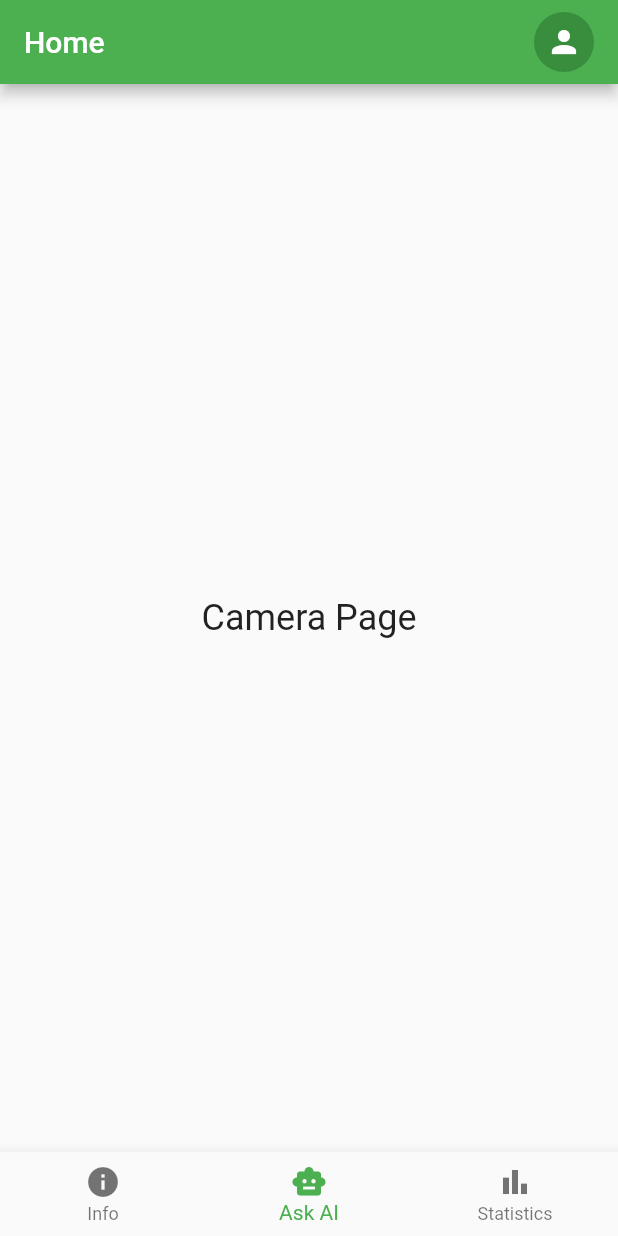
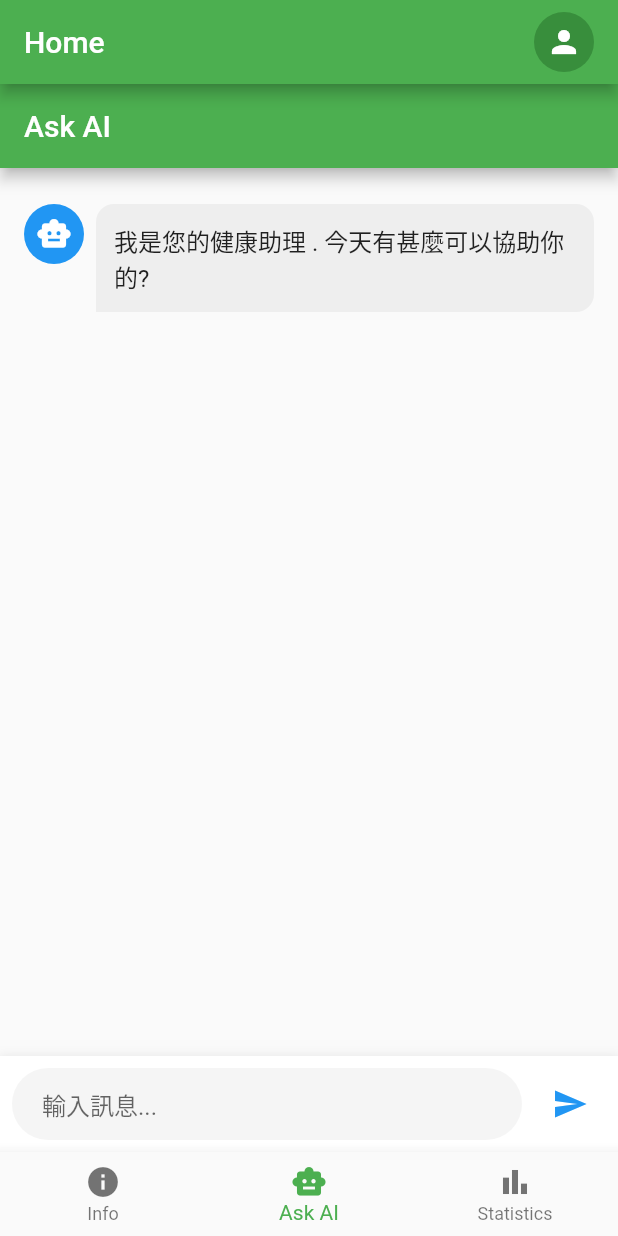
Before and after one commit to skyypp2020/vege_fruit_app, a Flutter app: the HomeScreen screen opened directly, item 2 of the bottom bar chosen, on a phone screen of 412 x 824 dp. Run offline on Flutter 3.47's test engine with Material 2 defaults, Android fonts, the light colour scheme and no system bars.

Commit message:
feat: Add home screen and AI interaction page, updating project dependencies.

```diff
--- /dev/null
+++ b/lib/screens/ask_ai_page.dart
@@ -0,0 +1,229 @@
+import 'package:flutter/material.dart';
+import 'package:http/http.dart' as http;
+import 'dart:convert';
+
+class AskAiPage extends StatefulWidget {
+  const AskAiPage({super.key});
+
+  @override
+  State<AskAiPage> createState() => _AskAiPageState();
+}
+
+class _AskAiPageState extends State<AskAiPage> {
+  final List<Map<String, dynamic>> _messages = [
+    {
+      'text': '我是您的健康助理 . 今天有甚麼可以協助你的?',
+      'isUser': false,
+    },
+  ];
+  final TextEditingController _controller = TextEditingController();
+  final ScrollController _scrollController = ScrollController();
+  bool _isLoading = false;
+
+  // TODO: Replace with your actual API Key
+  static const String _apiKey = 'AIzaSyCC5p3HA2ckndAArwt2xkO2IPNm5F1oxyE';
+
+  Future<void> _sendMessage() async {
+    final text = _controller.text.trim();
+    if (text.isEmpty) return;
+
+    setState(() {
+      _messages.add({
+        'text': text,
+        'isUser': true,
+      });
+      _isLoading = true;
+    });
+    _controller.clear();
+    _scrollToBottom();
+
+    try {
+      final response = await http.post(
+        Uri.parse(
+            'https://generativelanguage.googleapis.com/v1beta/models/gemini-pro:generateContent?key=$_apiKey'),
+        headers: {'Content-Type': 'application/json'},
+        body: jsonEncode({
+          'contents': [
+            {
+              'parts': [
+                {'text': text}
+              ]
+            }
+          ]
+        }),
+      );
+
+      if (response.statusCode == 200) {
+        final data = jsonDecode(response.body);
+        if (data['candidates'] != null &&
+            data['candidates'].isNotEmpty &&
+            data['candidates'][0]['content'] != null &&
+            data['candidates'][0]['content']['parts'] != null &&
+            data['candidates'][0]['content']['parts'].isNotEmpty) {
+          final aiText = data['candidates'][0]['content']['parts'][0]['text'];
+          setState(() {
+            _messages.add({
+              'text': aiText,
+              'isUser': false,
+            });
+          });
+        } else {
+           setState(() {
+            _messages.add({
+              'text': 'No response from AI.',
+              'isUser': false,
+            });
+          });
+        }
+      } else {
+        setState(() {
+          _messages.add({
+            'text': 'Error: ${response.statusCode} - ${response.reasonPhrase}',
+            'isUser': false,
+          });
+        });
+      }
+    } catch (e) {
+      setState(() {
+        _messages.add({
+          'text': 'Error: $e',
+          'isUser': false,
+        });
+      });
+    } finally {
+      setState(() {
+        _isLoading = false;
+      });
+      _scrollToBottom();
+    }
+  }
+
+  void _scrollToBottom() {
+    WidgetsBinding.instance.addPostFrameCallback((_) {
+      if (_scrollController.hasClients) {
+        _scrollController.animateTo(
+          _scrollController.position.maxScrollExtent,
+          duration: const Duration(milliseconds: 300),
+          curve: Curves.easeOut,
+        );
+      }
+    });
+  }
+
+  @override
+  Widget build(BuildContext context) {
+    return Scaffold(
+      appBar: AppBar(
+        title: const Text('Ask AI'),
+      ),
+      body: Column(
+        children: [
+          Expanded(
+            child: ListView.builder(
+              controller: _scrollController,
+              padding: const EdgeInsets.all(16.0),
+              itemCount: _messages.length,
+              itemBuilder: (context, index) {
+                final message = _messages[index];
+                final isUser = message['isUser'] as bool;
+                return Padding(
+                  padding: const EdgeInsets.symmetric(vertical: 8.0),
+                  child: Row(
+                    mainAxisAlignment:
+                        isUser ? MainAxisAlignment.end : MainAxisAlignment.start,
+                    crossAxisAlignment: CrossAxisAlignment.start,
+                    children: [
+                      if (!isUser) ...[
+                        const CircleAvatar(
+                          backgroundColor: Colors.blue,
+                          child: Icon(Icons.smart_toy, color: Colors.white),
+                        ),
+                        const SizedBox(width: 8),
+                      ],
+                      Flexible(
+                        child: Container(
+                          padding: const EdgeInsets.all(12.0),
+                          decoration: BoxDecoration(
+                            color: isUser ? Colors.green[100] : Colors.grey[200],
+                            borderRadius: BorderRadius.only(
+                              topLeft: const Radius.circular(12),
+                              topRight: const Radius.circular(12),
+                              bottomLeft: isUser
+                                  ? const Radius.circular(12)
+                                  : const Radius.circular(0),
+                              bottomRight: isUser
+                                  ? const Radius.circular(0)
+                                  : const Radius.circular(12),
+                            ),
+                          ),
+                          child: Text(
+                            message['text'] as String,
+                            style: const TextStyle(fontSize: 16),
+                          ),
+                        ),
+                      ),
+                      if (isUser) ...[
+                        const SizedBox(width: 8),
+                        const CircleAvatar(
+                          backgroundColor: Colors.green,
+                          child: Icon(Icons.person, color: Colors.white),
+                        ),
+                      ],
+                    ],
+                  ),
+                );
+              },
+            ),
+          ),
+          if (_isLoading)
+            const Padding(
+              padding: EdgeInsets.all(8.0),
+              child: LinearProgressIndicator(),
+            ),
+          Container(
+            padding: const EdgeInsets.all(8.0),
+            decoration: BoxDecoration(
+              color: Colors.white,
+              boxShadow: [
+                BoxShadow(
+                  color: Colors.grey.withOpacity(0.2),
+                  spreadRadius: 1,
+                  blurRadius: 5,
+                ),
+              ],
+            ),
+            child: Row(
+              children: [
+                Expanded(
+                  child: TextField(
+                    controller: _controller,
+                    decoration: InputDecoration(
+                      hintText: '輸入訊息...',
+                      border: OutlineInputBorder(
+                        borderRadius: BorderRadius.circular(24),
+                        borderSide: BorderSide.none,
+                      ),
+                      filled: true,
+                      fillColor: Colors.grey[100],
+                      contentPadding: const EdgeInsets.symmetric(
+                        horizontal: 20,
+                        vertical: 10,
+                      ),
+                    ),
+                    onSubmitted: (_) => _sendMessage(),
+                    enabled: !_isLoading,
+                  ),
+                ),
+                const SizedBox(width: 8),
+                IconButton(
+                  icon: const Icon(Icons.send, color: Colors.blue),
+                  onPressed: _isLoading ? null : _sendMessage,
+                ),
+              ],
+            ),
+          ),
+        ],
+      ),
+    );
+  }
+}
--- a/lib/screens/home_screen.dart
+++ b/lib/screens/home_screen.dart
@@ -1,6 +1,7 @@
 import 'package:flutter/material.dart';
 import 'help_page.dart';
 import 'camera_page.dart';
+import 'ask_ai_page.dart';
 import 'stats_page.dart';
 import 'login_screen.dart';
 
@@ -16,7 +17,7 @@ class _HomeScreenState extends State<HomeScreen> {
 
   static const List<Widget> _pages = <Widget>[
     HelpPage(),
-    CameraPage(),
+    AskAiPage(),
     StatsPage(),
   ];
 
--- a/pubspec.yaml
+++ b/pubspec.yaml
@@ -36,6 +36,7 @@ dependencies:
   # The following adds the Cupertino Icons font to your application.
   # Use with the CupertinoIcons class for iOS style icons.
   cupertino_icons: ^1.0.2
+  http: ^0.13.5
 
 dev_dependencies:
   flutter_test:
```
Also changed, not shown: pubspec.lock, 12 other files.
